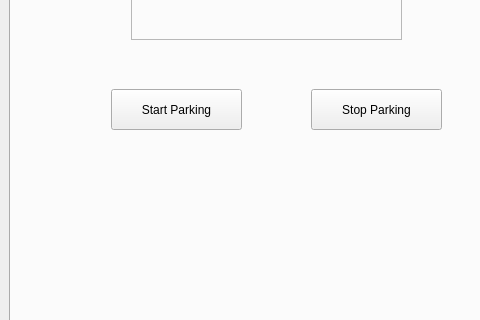
First picture: the form in src/rqt_state_machine/state_machine_controller.ui, repository JingruiYu/rqt_state_machine, before the edit; both pictures show x 0 to 480 and y 266 to 586 of the 629 by 690 pixel window.
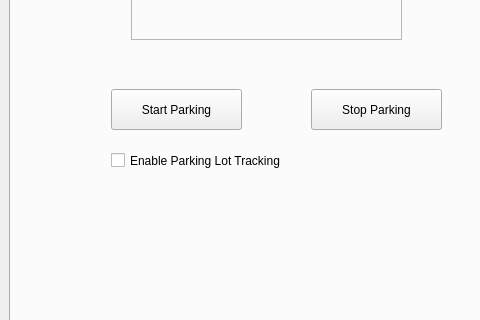
Second picture: the form after the edit.

Commit message: add function to enable parking lot tracking

```diff
--- a/src/rqt_state_machine/state_machine_controller.ui
+++ b/src/rqt_state_machine/state_machine_controller.ui
@@ -1678,6 +1678,19 @@
            <string>Enable Freespace Parking Lot</string>
           </property>
          </widget>
+         <widget class="QCheckBox" name="enableParkinglotTracking">
+          <property name="geometry">
+           <rect>
+            <x>100</x>
+            <y>380</y>
+            <width>231</width>
+            <height>23</height>
+           </rect>
+          </property>
+          <property name="text">
+           <string>Enable Parking Lot Tracking</string>
+          </property>
+         </widget>
         </widget>
         <widget class="QWidget" name="tabAuto">
          <property name="focusPolicy">
```
The commit also changes 2 other files.
